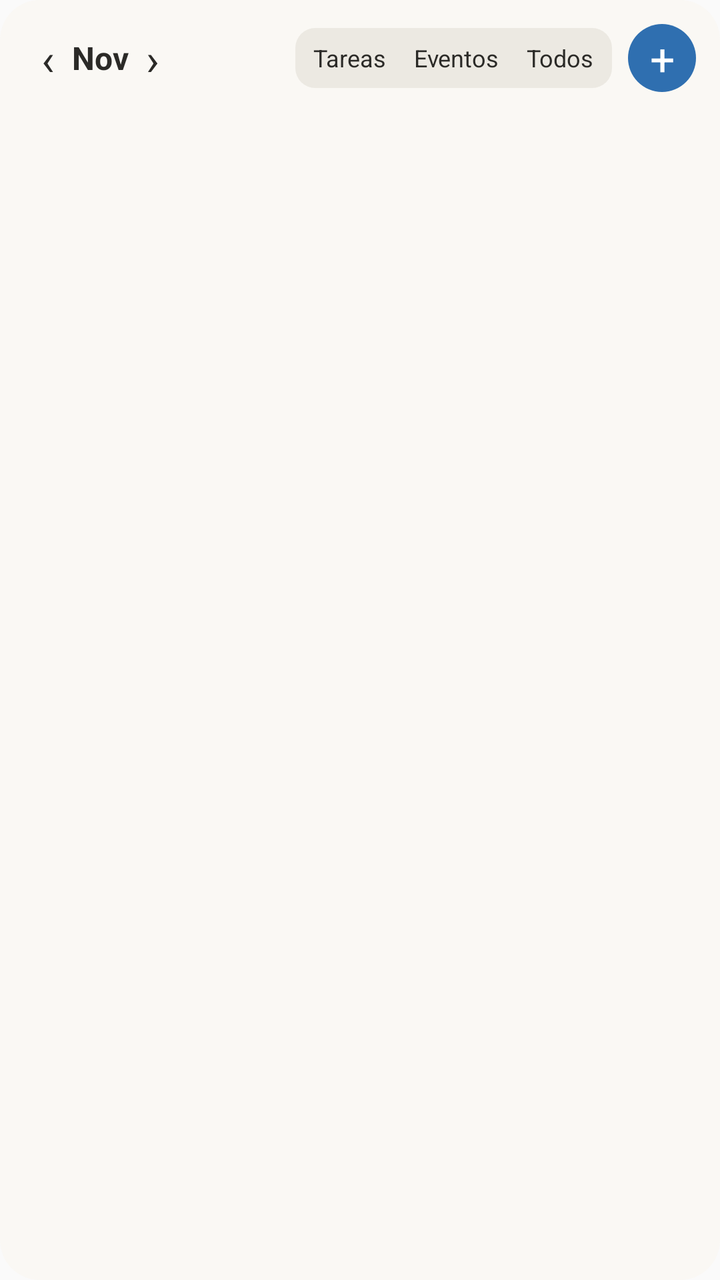
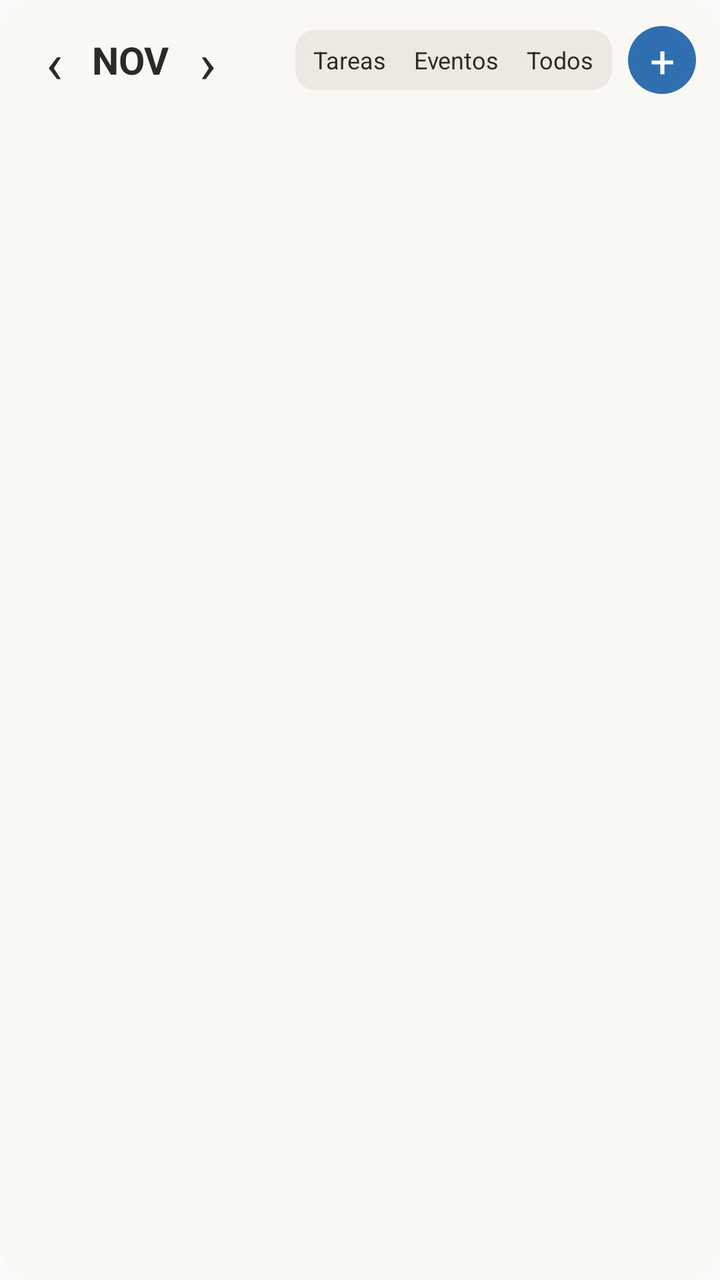

Two renders of the same Android screen: before a commit and after it. Below are the layout's source before the change and the commit's diff.
<!-- AndroidManifest.xml: application theme AppTheme -->
<!-- res/layout/widget_calendario.xml -->
<?xml version="1.0" encoding="utf-8"?>
<FrameLayout xmlns:android="http://schemas.android.com/apk/res/android"
    android:layout_width="match_parent"
    android:layout_height="match_parent">

    
    <ImageView
        android:id="@+id/fondo_widget"
        android:layout_width="match_parent"
        android:layout_height="match_parent"
        android:importantForAccessibility="no"
        android:scaleType="fitXY"
        android:src="@drawable/widget_fondo" />

<LinearLayout
    android:layout_width="match_parent"
    android:layout_height="match_parent"
    android:orientation="vertical"
    android:paddingStart="12dp"
    android:paddingTop="12dp"
    android:paddingEnd="12dp">

    <LinearLayout
        android:layout_width="match_parent"
        android:layout_height="wrap_content"
        android:gravity="center_vertical"
        android:orientation="horizontal">

        <TextView
            android:id="@+id/cal_atras"
            android:layout_width="24dp"
            android:layout_height="32dp"
            android:contentDescription="Mes anterior"
            android:gravity="center"
            android:text="‹"
            android:textColor="@color/widget_texto"
            android:textSize="22sp" />

        <TextView
            android:id="@+id/cal_mes"
            android:layout_width="wrap_content"
            android:layout_height="wrap_content"
            android:maxLines="1"
            android:text="Nov"
            android:textColor="@color/widget_texto"
            android:textSize="16sp"
            android:textStyle="bold" />

        <TextView
            android:id="@+id/cal_adelante"
            android:layout_width="24dp"
            android:layout_height="32dp"
            android:contentDescription="Mes siguiente"
            android:gravity="center"
            android:text="›"
            android:textColor="@color/widget_texto"
            android:textSize="22sp" />

        <FrameLayout
            android:layout_width="0dp"
            android:layout_height="1dp"
            android:layout_weight="1" />

        <LinearLayout
            android:id="@+id/cal_filtros"
            android:layout_width="wrap_content"
            android:layout_height="wrap_content"
            android:background="@drawable/widget_filtros"
            android:orientation="horizontal"
            android:padding="2dp">

            <TextView
                android:id="@+id/cal_f_tareas"
                android:layout_width="wrap_content"
                android:layout_height="26dp"
                android:gravity="center"
                android:paddingStart="7dp"
                android:paddingEnd="7dp"
                android:text="Tareas"
                android:textColor="@color/widget_texto"
                android:textSize="12sp" />

            <TextView
                android:id="@+id/cal_f_eventos"
                android:layout_width="wrap_content"
                android:layout_height="26dp"
                android:gravity="center"
                android:paddingStart="7dp"
                android:paddingEnd="7dp"
                android:text="Eventos"
                android:textColor="@color/widget_texto"
                android:textSize="12sp" />

            <TextView
                android:id="@+id/cal_f_todos"
                android:layout_width="wrap_content"
                android:layout_height="26dp"
                android:gravity="center"
                android:paddingStart="7dp"
                android:paddingEnd="7dp"
                android:text="Todos"
                android:textColor="@color/widget_texto"
                android:textSize="12sp" />

        </LinearLayout>

        <TextView
            android:id="@+id/cal_nueva"
            android:layout_width="34dp"
            android:layout_height="34dp"
            android:layout_marginStart="8dp"
            android:background="@drawable/widget_boton"
            android:contentDescription="Nueva tarea"
            android:gravity="center"
            android:text="+"
            android:textColor="@color/widget_boton_texto"
            android:textSize="22sp" />
    </LinearLayout>

    <ImageView
        android:id="@+id/cal_imagen"
        android:layout_width="match_parent"
        android:layout_height="0dp"
        android:layout_weight="1"
        android:layout_marginTop="4dp"
        android:contentDescription="Abrir el calendario en Andamia"
        android:scaleType="fitXY" />
</LinearLayout>
</FrameLayout>
<!-- resources referenced by this layout -->
<resources>
  <color name="widget_boton_texto">#FFFFFF</color>
  <color name="widget_texto">#2B2A27</color>
  <!-- drawable widget_boton (drawable) -->
  <?xml version="1.0" encoding="utf-8"?>
  <shape xmlns:android="http://schemas.android.com/apk/res/android" android:shape="oval">
      <solid android:color="@color/widget_acento" />
  </shape>
  <!-- drawable widget_filtros (drawable) -->
  <?xml version="1.0" encoding="utf-8"?>
  <shape xmlns:android="http://schemas.android.com/apk/res/android">
      <corners android:radius="10dp" />
      <solid android:color="@color/widget_evento_suave" />
  </shape>
  <!-- drawable widget_fondo (drawable) -->
  <?xml version="1.0" encoding="utf-8"?>
  <shape xmlns:android="http://schemas.android.com/apk/res/android" android:shape="rectangle">
      <solid android:color="@color/widget_fondo" />
      <corners android:radius="20dp" />
  </shape>
  <style name="AppTheme" parent="Theme.AppCompat.Light.DarkActionBar">
          
          <item name="colorPrimary">@color/colorPrimary</item>
          <item name="colorPrimaryDark">@color/colorPrimaryDark</item>
          <item name="colorAccent">@color/colorAccent</item>
      </style>
  <color name="widget_acento">#2F6FB0</color>
  <color name="widget_evento_suave">#ECE9E2</color>
  <color name="widget_fondo">#F2FAF8F4</color>
</resources>

<!-- the commit's change to res/layout/widget_calendario.xml (unified diff, before → after) -->
@@ -28,33 +28,35 @@
 
         <TextView
             android:id="@+id/cal_atras"
-            android:layout_width="24dp"
-            android:layout_height="32dp"
+            android:layout_width="30dp"
+            android:layout_height="36dp"
             android:contentDescription="Mes anterior"
             android:gravity="center"
             android:text="‹"
             android:textColor="@color/widget_texto"
-            android:textSize="22sp" />
+            android:textSize="28sp" />
 
         <TextView
             android:id="@+id/cal_mes"
             android:layout_width="wrap_content"
             android:layout_height="wrap_content"
             android:maxLines="1"
-            android:text="Nov"
+            android:paddingStart="4dp"
+            android:paddingEnd="4dp"
+            android:text="NOV"
             android:textColor="@color/widget_texto"
-            android:textSize="16sp"
+            android:textSize="19sp"
             android:textStyle="bold" />
 
         <TextView
             android:id="@+id/cal_adelante"
-            android:layout_width="24dp"
-            android:layout_height="32dp"
+            android:layout_width="30dp"
+            android:layout_height="36dp"
             android:contentDescription="Mes siguiente"
             android:gravity="center"
             android:text="›"
             android:textColor="@color/widget_texto"
-            android:textSize="22sp" />
+            android:textSize="28sp" />
 
         <FrameLayout
             android:layout_width="0dp"
